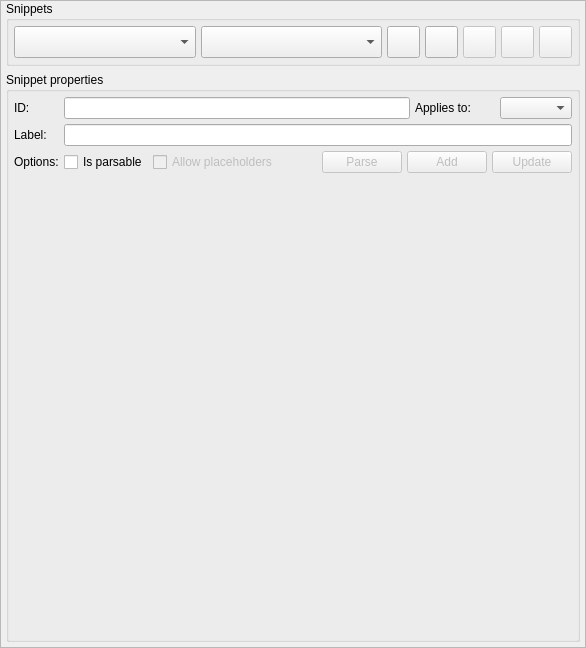
Qt form libs/libgui/ui/settings/snippetsconfigwidget.ui (maniac787/pgmodeler) before a commit.
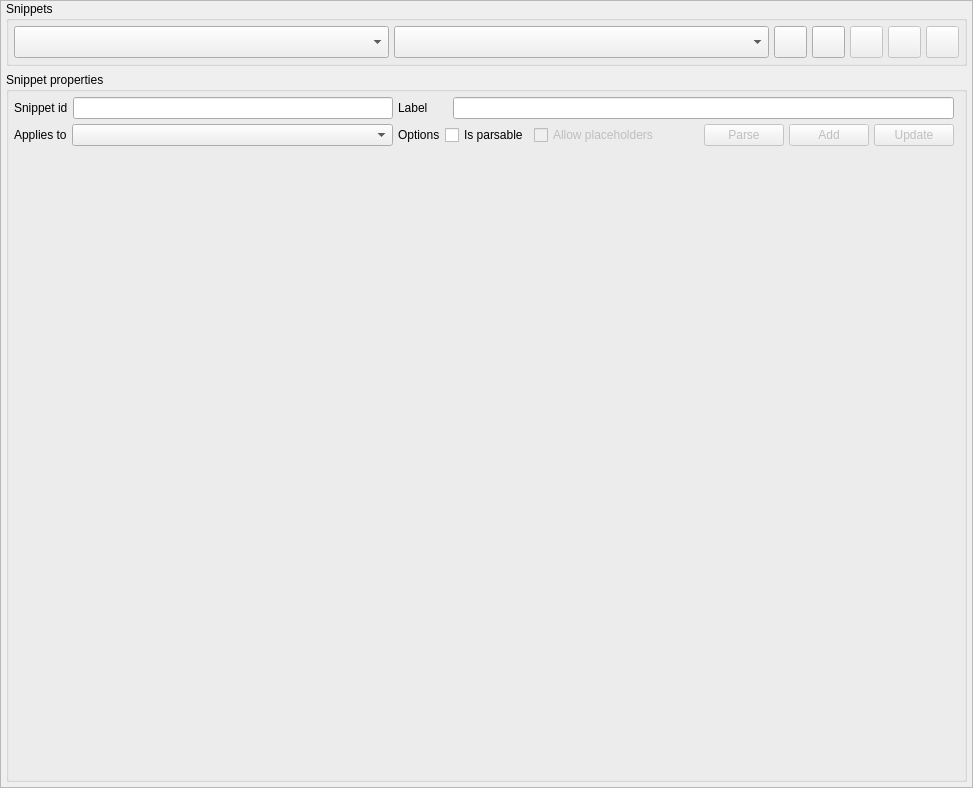
The same form after that commit. Icons and pictures are not drawn.

Commit message: Refactor SnippetsConfigWidget layout and improve label consistency

The edit to the form file:
```diff
--- a/libs/libgui/ui/settings/snippetsconfigwidget.ui
+++ b/libs/libgui/ui/settings/snippetsconfigwidget.ui
@@ -6,8 +6,8 @@
    <rect>
     <x>0</x>
     <y>0</y>
-    <width>586</width>
-    <height>648</height>
+    <width>973</width>
+    <height>788</height>
    </rect>
   </property>
   <property name="sizePolicy">
@@ -311,41 +311,83 @@
           <verstretch>0</verstretch>
          </sizepolicy>
         </property>
+        <property name="minimumSize">
+         <size>
+          <width>0</width>
+          <height>0</height>
+         </size>
+        </property>
         <property name="title">
          <string>Snippet properties</string>
         </property>
-        <layout class="QVBoxLayout" name="verticalLayout">
-         <property name="leftMargin">
-          <number>5</number>
-         </property>
-         <property name="topMargin">
-          <number>5</number>
-         </property>
-         <property name="rightMargin">
-          <number>5</number>
-         </property>
-         <property name="bottomMargin">
-          <number>5</number>
-         </property>
-         <item>
           <layout class="QGridLayout" name="gridLayout">
+         <property name="leftMargin">
+          <number>5</number>
+         </property>
+         <property name="topMargin">
+          <number>5</number>
+         </property>
+         <property name="rightMargin">
+          <number>5</number>
+         </property>
+         <property name="bottomMargin">
+          <number>5</number>
+         </property>
            <property name="spacing">
             <number>5</number>
            </property>
+         <item row="0" column="1">
+          <layout class="QHBoxLayout" name="horizontalLayout_6">
+           <item>
+            <widget class="QLabel" name="id_lbl_2">
+             <property name="sizePolicy">
+              <sizepolicy hsizetype="Fixed" vsizetype="Fixed">
+               <horstretch>0</horstretch>
+               <verstretch>0</verstretch>
+              </sizepolicy>
+             </property>
+             <property name="minimumSize">
+              <size>
+               <width>50</width>
+               <height>0</height>
+              </size>
+             </property>
+             <property name="text">
+              <string>Label</string>
+             </property>
+            </widget>
+           </item>
+           <item>
+            <widget class="QLineEdit" name="label_edt">
+             <property name="sizePolicy">
+              <sizepolicy hsizetype="Expanding" vsizetype="Fixed">
+               <horstretch>0</horstretch>
+               <verstretch>0</verstretch>
+              </sizepolicy>
+             </property>
+             <property name="clearButtonEnabled">
+              <bool>true</bool>
+             </property>
+            </widget>
+           </item>
+          </layout>
+         </item>
            <item row="0" column="0">
+          <layout class="QHBoxLayout" name="horizontalLayout_5">
+           <item>
             <widget class="QLabel" name="id_lbl">
              <property name="sizePolicy">
-              <sizepolicy hsizetype="Fixed" vsizetype="Preferred">
+              <sizepolicy hsizetype="Fixed" vsizetype="Fixed">
                <horstretch>0</horstretch>
                <verstretch>0</verstretch>
               </sizepolicy>
              </property>
              <property name="text">
-              <string>ID:</string>
+              <string>Snippet id</string>
              </property>
             </widget>
            </item>
-           <item row="0" column="1">
+           <item>
             <widget class="QLineEdit" name="id_edt">
              <property name="sizePolicy">
               <sizepolicy hsizetype="Expanding" vsizetype="Fixed">
@@ -358,81 +400,26 @@
              </property>
             </widget>
            </item>
-           <item row="1" column="1" colspan="3">
-            <widget class="QLineEdit" name="label_edt">
-             <property name="sizePolicy">
-              <sizepolicy hsizetype="Preferred" vsizetype="Fixed">
-               <horstretch>0</horstretch>
-               <verstretch>0</verstretch>
-              </sizepolicy>
-             </property>
-             <property name="clearButtonEnabled">
-              <bool>true</bool>
-             </property>
-            </widget>
-           </item>
-           <item row="0" column="3">
-            <widget class="QComboBox" name="applies_to_cmb">
-             <property name="sizePolicy">
-              <sizepolicy hsizetype="Preferred" vsizetype="Preferred">
-               <horstretch>0</horstretch>
-               <verstretch>0</verstretch>
-              </sizepolicy>
-             </property>
-             <property name="minimumSize">
-              <size>
-               <width>0</width>
-               <height>0</height>
-              </size>
-             </property>
-             <property name="sizeAdjustPolicy">
-              <enum>QComboBox::SizeAdjustPolicy::AdjustToContentsOnFirstShow</enum>
-             </property>
-             <property name="iconSize">
-              <size>
-               <width>22</width>
-               <height>22</height>
-              </size>
-             </property>
-            </widget>
-           </item>
-           <item row="0" column="2">
-            <widget class="QLabel" name="applies_to_lbl">
-             <property name="sizePolicy">
-              <sizepolicy hsizetype="Fixed" vsizetype="Preferred">
-               <horstretch>0</horstretch>
-               <verstretch>0</verstretch>
-              </sizepolicy>
-             </property>
-             <property name="minimumSize">
-              <size>
-               <width>80</width>
-               <height>0</height>
-              </size>
-             </property>
-             <property name="text">
-              <string>Applies to:</string>
-             </property>
-            </widget>
-           </item>
-           <item row="1" column="0">
-            <widget class="QLabel" name="id_lbl_2">
-             <property name="sizePolicy">
-              <sizepolicy hsizetype="Fixed" vsizetype="Preferred">
-               <horstretch>0</horstretch>
-               <verstretch>0</verstretch>
-              </sizepolicy>
-             </property>
-             <property name="text">
-              <string>Label:</string>
-             </property>
-            </widget>
-           </item>
-           <item row="2" column="1" colspan="3">
-            <layout class="QHBoxLayout" name="horizontalLayout">
+          </layout>
+         </item>
+         <item row="1" column="1">
+          <layout class="QHBoxLayout" name="horizontalLayout_2">
              <property name="spacing">
               <number>5</number>
              </property>
+           <item>
+            <widget class="QLabel" name="label">
+             <property name="sizePolicy">
+              <sizepolicy hsizetype="Fixed" vsizetype="Preferred">
+               <horstretch>0</horstretch>
+               <verstretch>0</verstretch>
+              </sizepolicy>
+             </property>
+             <property name="text">
+              <string>Options</string>
+             </property>
+            </widget>
+           </item>
              <item>
               <widget class="QCheckBox" name="parsable_chk">
                <property name="sizePolicy">
@@ -612,22 +599,49 @@
              </item>
             </layout>
            </item>
-           <item row="2" column="0">
-            <widget class="QLabel" name="id_lbl_3">
+         <item row="1" column="0">
+          <layout class="QHBoxLayout" name="horizontalLayout">
+           <item>
+            <widget class="QLabel" name="applies_to_lbl">
              <property name="sizePolicy">
-              <sizepolicy hsizetype="Fixed" vsizetype="Preferred">
+              <sizepolicy hsizetype="Fixed" vsizetype="Fixed">
                <horstretch>0</horstretch>
                <verstretch>0</verstretch>
               </sizepolicy>
              </property>
              <property name="text">
-              <string>Options:</string>
+              <string>Applies to</string>
+             </property>
+            </widget>
+           </item>
+           <item>
+            <widget class="QComboBox" name="applies_to_cmb">
+             <property name="sizePolicy">
+              <sizepolicy hsizetype="Expanding" vsizetype="Preferred">
+               <horstretch>0</horstretch>
+               <verstretch>0</verstretch>
+              </sizepolicy>
+             </property>
+             <property name="minimumSize">
+              <size>
+               <width>0</width>
+               <height>0</height>
+              </size>
+             </property>
+             <property name="sizeAdjustPolicy">
+              <enum>QComboBox::SizeAdjustPolicy::AdjustToContentsOnFirstShow</enum>
+             </property>
+             <property name="iconSize">
+              <size>
+               <width>22</width>
+               <height>22</height>
+              </size>
              </property>
             </widget>
            </item>
           </layout>
          </item>
-         <item>
+         <item row="3" column="0" colspan="3">
           <widget class="QWidget" name="snippet_wgt" native="true">
            <property name="sizePolicy">
             <sizepolicy hsizetype="Expanding" vsizetype="Expanding">
```
Left out of the diff: 2 changed lines with no effect on the pictures. Lines whose indentation alone changed are shown as unchanged. The commit also changes 1 other file.
